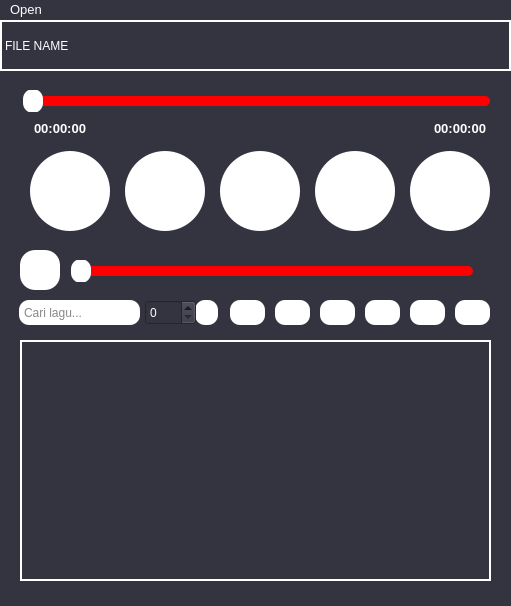
First picture: the form in MusicPlayerGUI/mainwindow.ui, repository adanfdilah/Project-Alpro, before the edit.
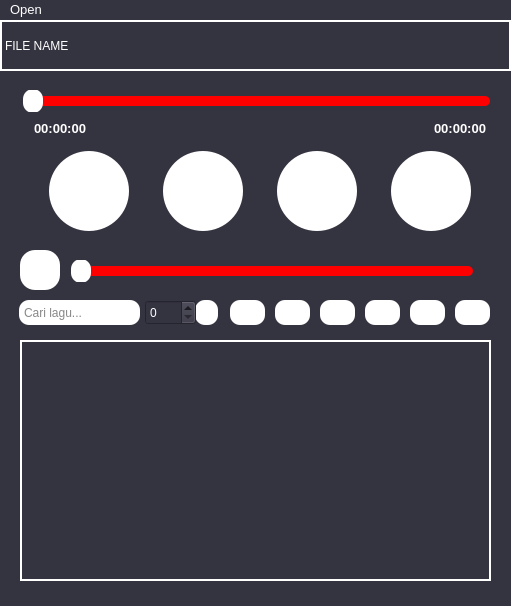
Second picture: the form after the edit. Custom widgets are drawn as their Qt base class.

Commit message: Menyatukan tombol play dan pause

```diff
--- a/MusicPlayerGUI/mainwindow.ui
+++ b/MusicPlayerGUI/mainwindow.ui
@@ -239,37 +239,6 @@
        </property>
       </widget>
      </item>
-     <item>
-      <widget class="QPushButton" name="pushButton_Pause">
-       <property name="styleSheet">
-        <string notr="true">QPushButton
-{
-border:none;
-border-radius:40px;
-background-color:rgb(255,255,255);
-color:rgb(52,51,64);
-min-width:80px;
-max-width:80px;
-min-height:80px;
-max-height:80px;
-padding:0px;
-}
-QPushButton::Hover
-{
- background-color:rgb(140,140,140);
-}</string>
-       </property>
-       <property name="text">
-        <string/>
-       </property>
-       <property name="iconSize">
-        <size>
-         <width>30</width>
-         <height>30</height>
-        </size>
-       </property>
-      </widget>
-     </item>
      <item>
       <widget class="QPushButton" name="nextButton">
        <property name="styleSheet">
```
Left out of the diff: 2 changed lines with no effect on the pictures. The commit also changes 2 other files.
